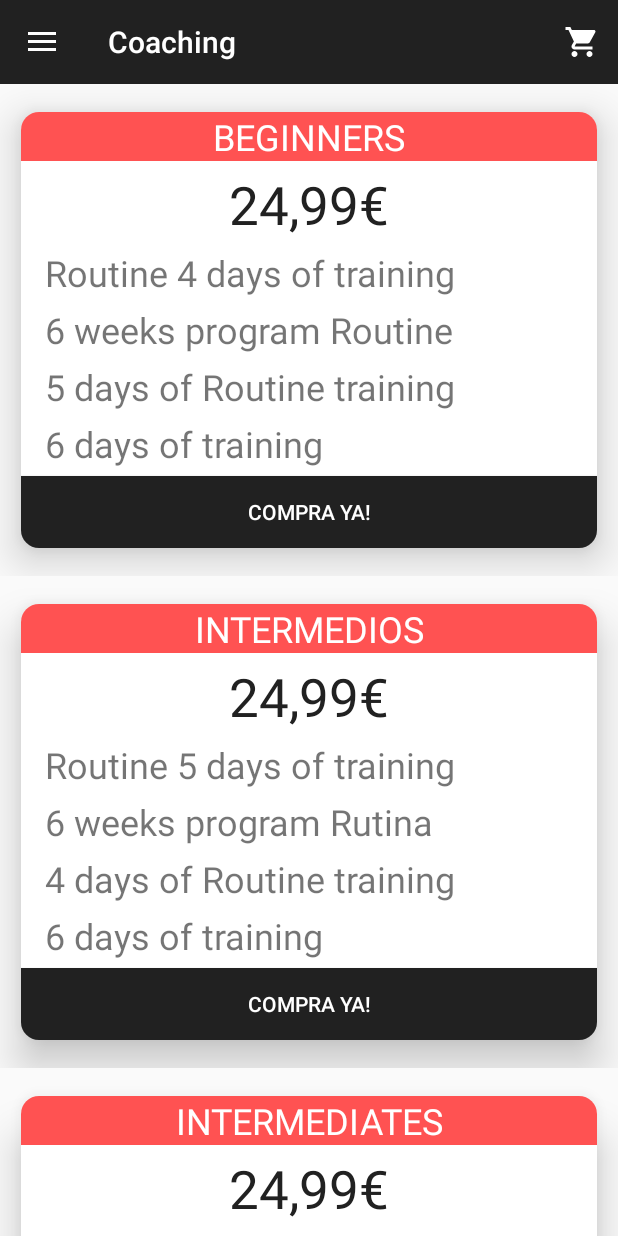
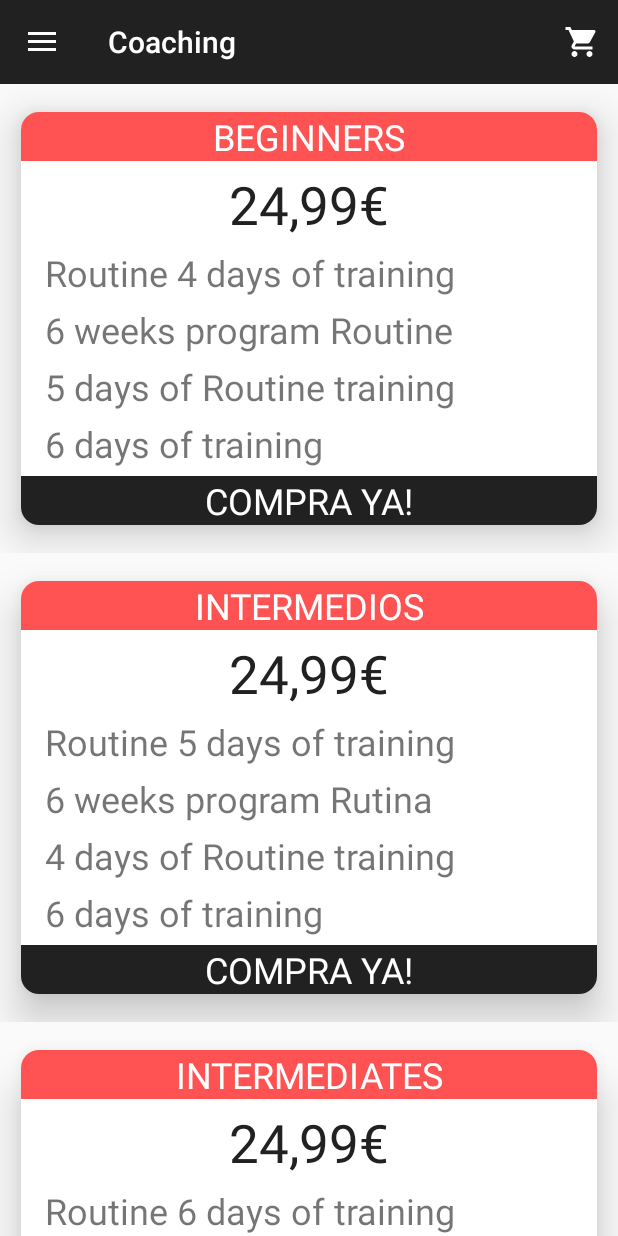
Before and after one commit to DavidPrades/PlataformaAsesoramientoOnline, an Android app: the screen it shows after launch once a user with an empty profile is signed in (MainActivity), in the side drawer, after a tap on "Coaching", on a phone screen of 412 x 824 dp. Run offline under Robolectric (Android 15) with nearby library versions, the phone set to English and light mode, and no system bars; our stand-ins replace Firebase (no records; nobody signed in at launch, a user with empty details on screens opened directly).

Commit message:
Change button to textview

```diff
--- a/app/build.gradle
+++ b/app/build.gradle
@@ -36,5 +36,4 @@ dependencies {
     implementation 'com.android.support:recyclerview-v7:28.0.0'
 
 
-
 }
--- a/app/src/main/java/com/example/plataformaasesoramientoonline/EntrenamientosAdapter.java
+++ b/app/src/main/java/com/example/plataformaasesoramientoonline/EntrenamientosAdapter.java
@@ -29,7 +29,7 @@ public class EntrenamientosAdapter extends  RecyclerView.Adapter<EntrenamientosA
         private TextView titulo;
         private TextView precio;
         private TextView descripcion;
-        private Button comprar;
+        private TextView comprar;
 
 
 
--- a/app/src/main/java/com/example/plataformaasesoramientoonline/SingIn.java
+++ b/app/src/main/java/com/example/plataformaasesoramientoonline/SingIn.java
@@ -39,6 +39,7 @@ public class SingIn extends AppCompatActivity {
     FirebaseAuth.AuthStateListener mAuthListner;
     private TextView name;
     private TextView email;
+    private Button buttonSTRIPE;
 
 
     @RequiresApi(api = Build.VERSION_CODES.M)
@@ -50,7 +51,6 @@ public class SingIn extends AppCompatActivity {
         if (Build.VERSION.SDK_INT >= Build.VERSION_CODES.LOLLIPOP) {
             getWindow().setStatusBarColor(getColor(R.color.colorAccent));
         }
-
 
 
         mAuth = FirebaseAuth.getInstance();
--- a/app/src/main/res/layout/list_item_entrenamientos.xml
+++ b/app/src/main/res/layout/list_item_entrenamientos.xml
@@ -43,17 +43,18 @@
                 android:layout_height="match_parent"
                 android:layout_marginLeft="10dp"
                 android:layout_marginBottom="5dp"
+
                 android:lineSpacingExtra="10dp"
                 android:textSize="24sp" />
 
-            <Button
+            <TextView
                 android:id="@+id/comprar"
                 android:layout_width="match_parent"
                 android:layout_height="wrap_content"
-
-
                 android:background="@color/colorPrimary"
-                android:textColor="@color/common_google_signin_btn_text_dark_default" />
+                android:textSize="24sp"
+                android:textColor="#FFFFFF"
+                android:gravity="center"/>
         </LinearLayout>
 
 
```
Also changed, not shown: app/src/main/res/values/styles.xml (+11 -0 lines), app/src/main/res/layout/activity_singin.xml (indentation only).
